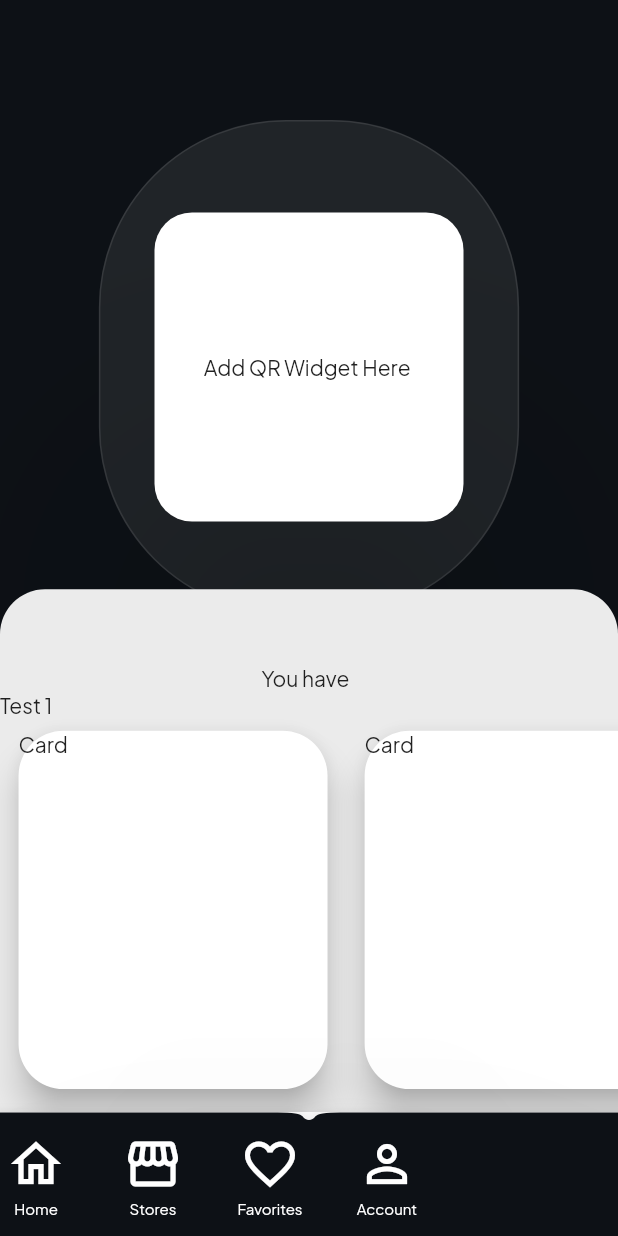
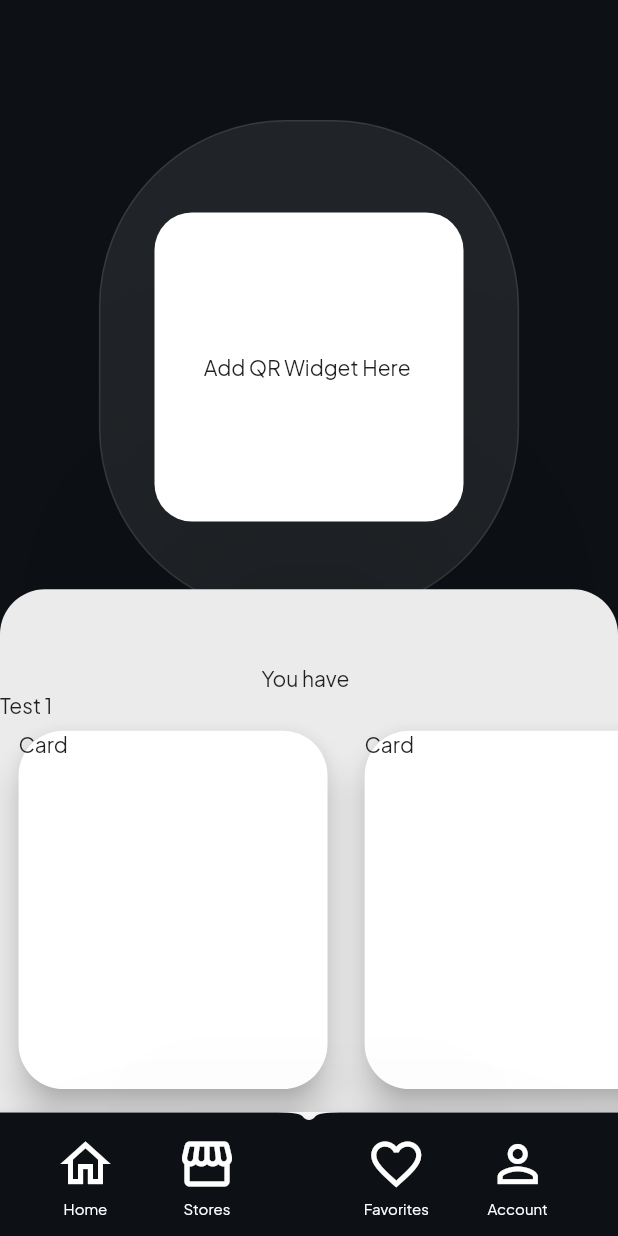
Before and after one commit to JustinChuangGit/bizi, a Flutter app: the screen it shows once a user with an empty profile is signed in, on a phone screen of 412 x 824 dp. Run offline on Flutter 3.47's test engine with Material 2 defaults, Android fonts, the phone set to English and light mode, and no system bars; our stand-ins replace cloud_firestore, email_validator, firebase_auth, firebase_core, get; accounts and stored records are empty.

Commit message:
Bottom bar is completed for MVP. Must revisit to add highlight onSelected, moving icons when FAB dissappears, floating rectangle, Remove the weird notch in the middle.

```diff
--- a/lib/widgets/bottomBar.dart
+++ b/lib/widgets/bottomBar.dart
@@ -23,22 +23,22 @@ class _bottomBarState extends State<bottomBar> {
             BottomIcon(
               iconText: 'Home',
               icon: Icons.home_outlined,
-              padding: EdgeInsets.only(right: 30),
+              padding: EdgeInsets.only(left: width * 0.08, right: width * 0.08),
             ),
             BottomIcon(
               iconText: 'Stores',
               icon: Icons.storefront,
-              padding: EdgeInsets.only(right: 30),
+              padding: EdgeInsets.only(right: width * 0.08),
             ),
             BottomIcon(
               iconText: 'Favorites',
               icon: Icons.favorite_border,
-              padding: EdgeInsets.only(right: 30),
+              padding: EdgeInsets.only(left: width * 0.11),
             ),
             BottomIcon(
               iconText: 'Account',
               icon: Icons.person_outline,
-              padding: EdgeInsets.only(right: 30),
+              padding: EdgeInsets.only(left: width * 0.08),
             ),
           ]),
         ));
```
